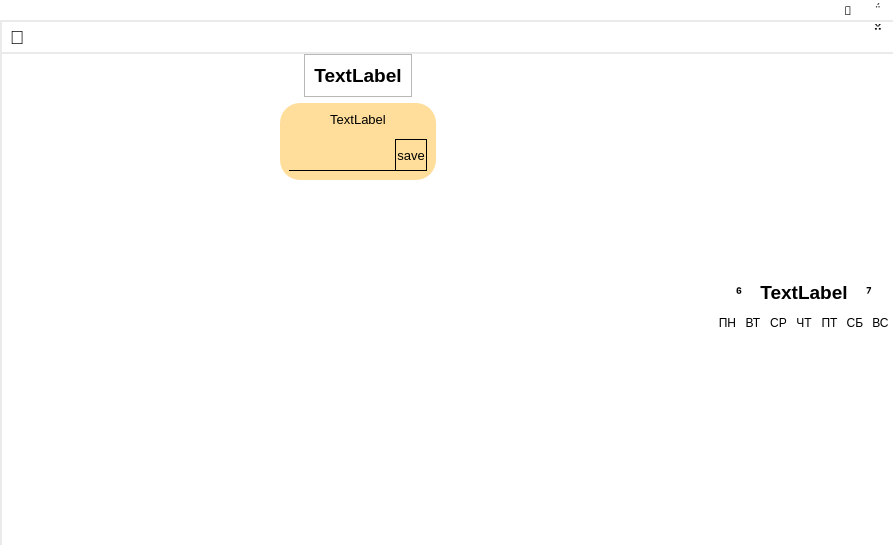
First picture: the form in forms/Form5.ui, repository KuzMG/Notes-for-students, before the edit.
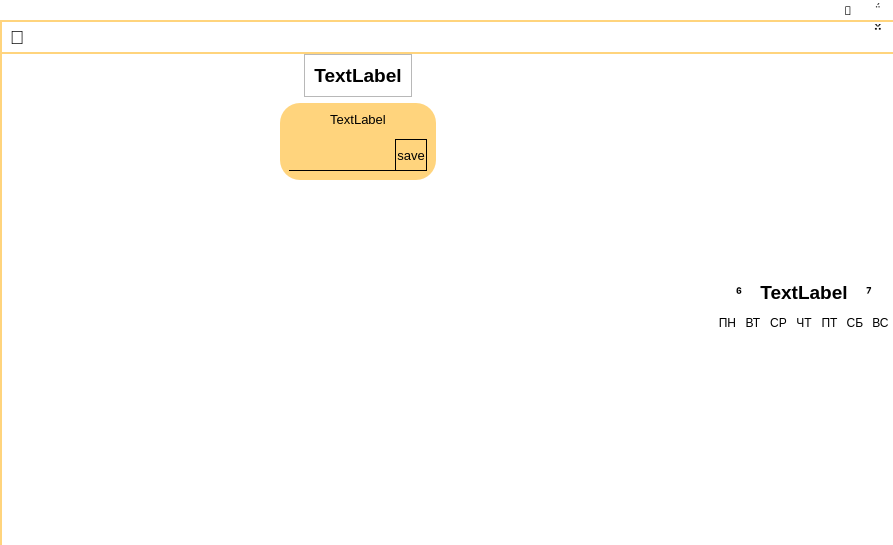
Second picture: the form after the edit.

Diff of the .ui file:
```diff
--- a/forms/Form5.ui
+++ b/forms/Form5.ui
@@ -16,7 +16,7 @@
   <widget class="QWidget" name="centralwidget">
    <property name="styleSheet">
     <string notr="true">QWidget#centralwidget{
-background-color: rgb(234, 234, 234);
+	background-color: rgb(255, 212, 125);
 }</string>
    </property>
    <layout class="QVBoxLayout" name="verticalLayout" stretch="0,0">
@@ -190,7 +190,7 @@
      <widget class="QFrame" name="frame_2">
       <property name="styleSheet">
        <string notr="true">#frame_2{
-background-color: rgb(234, 234, 234);
+	background-color: rgb(255, 212, 125);
 }</string>
       </property>
       <property name="frameShape">
@@ -436,7 +436,7 @@
           <enum>QFrame::NoFrame</enum>
          </property>
          <property name="frameShadow">
-          <enum>QFrame::Raised</enum>
+          <enum>QFrame::Plain</enum>
          </property>
          <property name="lineWidth">
           <number>0</number>
@@ -737,7 +737,7 @@
                      </property>
                      <property name="styleSheet">
                       <string notr="true">QWidget#widget_9{
-	background-color: rgba(255, 170, 0,100);
+	background-color: rgb(255, 212, 125);
 	border-radius: 20px;
 }</string>
                      </property>
```
Left out of the diff: 4 changed lines with no effect on the pictures.
